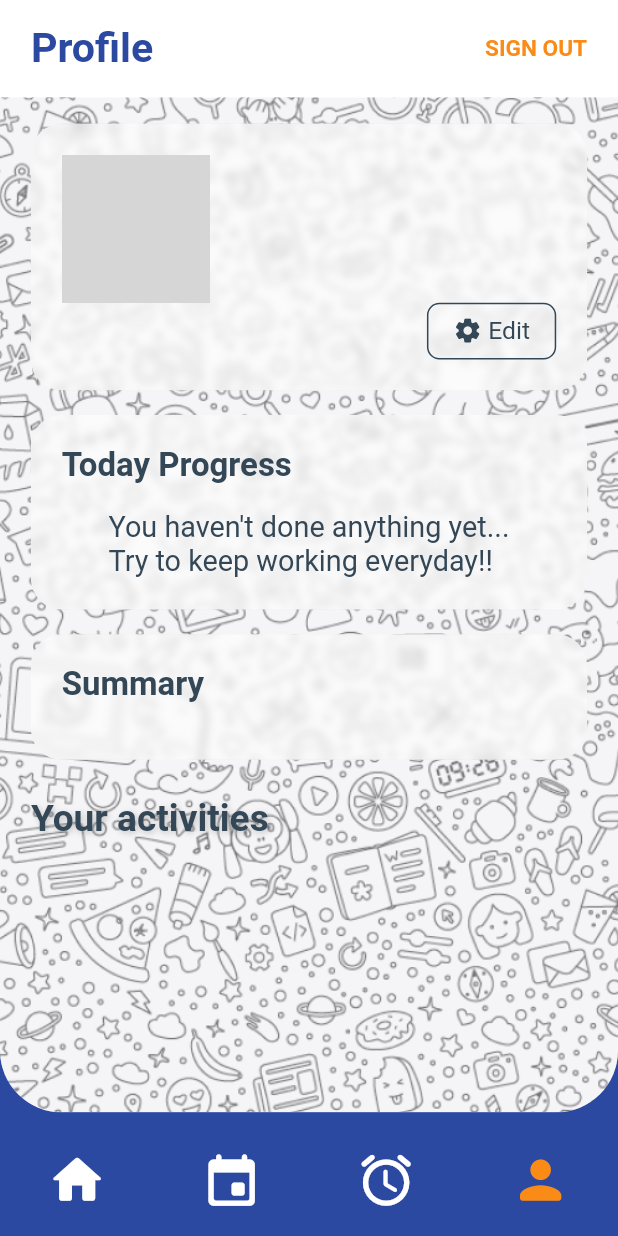
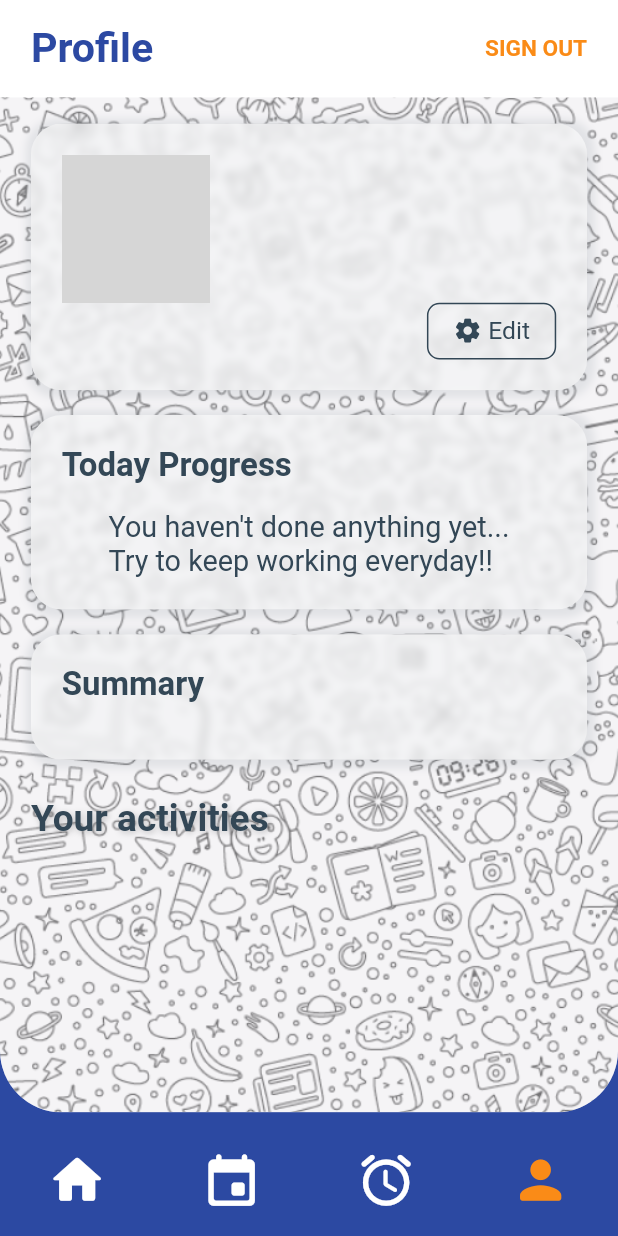
Before and after one commit to kasundularaam/study_pal, a Flutter app: the HomeScreen screen opened by its route, item 4 of the bottom bar chosen, on a phone screen of 412 x 824 dp. Run offline on Flutter 3.47's test engine with Material 2 defaults, Android fonts, the phone set to English and light mode, and no system bars; our stand-ins replace bloc, cloud_firestore, firebase_auth, firebase_core, firebase_storage, fl_chart and 7 more; missing offline and left inert: googleapis; accounts and stored records are empty; network calls fail; grey boxes are pictures that could not be loaded.

Commit message:
UI changes

```diff
--- a/lib/presentation/screens/widgets/profile_top_card.dart
+++ b/lib/presentation/screens/widgets/profile_top_card.dart
@@ -10,7 +10,18 @@ class ProfileTopCard extends StatelessWidget {
   @override
   Widget build(BuildContext context) {
     BlocProvider.of<ProfileTopCardCubit>(context).getUserDetails();
-    return BlurBg(
+    return Container(
+      decoration: BoxDecoration(
+        borderRadius: BorderRadius.circular(5.w),
+        boxShadow: [
+          BoxShadow(
+              color: MyColors.darkColor.withOpacity(0.1),
+              offset: Offset(1, 1),
+              blurRadius: 4,
+              spreadRadius: 4)
+        ],
+      ),
+      child: BlurBg(
         borderRadius: BorderRadius.circular(5.w),
         child: Container(
           width: 95.w,
@@ -121,7 +132,8 @@ class ProfileTopCard extends StatelessWidget {
                   onTap: () =>
                       Navigator.pushNamed(context, AppRouter.editProfileScreen),
                   child: Container(
-                  padding: EdgeInsets.symmetric(horizontal: 4.w, vertical: 2.w),
+                    padding:
+                        EdgeInsets.symmetric(horizontal: 4.w, vertical: 2.w),
                     decoration: BoxDecoration(
                         border: Border.all(
                           color: MyColors.textColorDark,
@@ -153,6 +165,7 @@ class ProfileTopCard extends StatelessWidget {
             ],
           ),
         ),
+      ),
     );
   }
 }
--- a/lib/presentation/screens/widgets/sub_prog_card.dart
+++ b/lib/presentation/screens/widgets/sub_prog_card.dart
@@ -14,7 +14,18 @@ class SubProgCard extends StatelessWidget {
   @override
   Widget build(BuildContext context) {
     BlocProvider.of<SubProgCardCubit>(context).getSubjects();
-    return BlurBg(
+    return Container(
+      decoration: BoxDecoration(
+        borderRadius: BorderRadius.circular(5.w),
+        boxShadow: [
+          BoxShadow(
+              color: MyColors.darkColor.withOpacity(0.1),
+              offset: Offset(1, 1),
+              blurRadius: 4,
+              spreadRadius: 4)
+        ],
+      ),
+      child: BlurBg(
         borderRadius: BorderRadius.circular(5.w),
         child: Container(
           width: 100.w,
@@ -45,7 +56,8 @@ class SubProgCard extends StatelessWidget {
                     return Align(
                       alignment: Alignment.center,
                       child: Column(
-                      children: builedItemList(subjectList: state.subjectList),
+                        children:
+                            builedItemList(subjectList: state.subjectList),
                       ),
                     );
                   } else if (state is SubProgCardFailed) {
@@ -56,6 +68,7 @@ class SubProgCard extends StatelessWidget {
                 },
               ),
             ],
+          ),
         ),
       ),
     );
--- a/lib/presentation/screens/widgets/today_worked_details.dart
+++ b/lib/presentation/screens/widgets/today_worked_details.dart
@@ -15,7 +15,18 @@ class TodayWorkedDetails extends StatelessWidget {
     BlocProvider.of<TodayWorksCubit>(context).loadTodayWorkCardData();
     return Column(
       children: [
-        BlurBg(
+        Container(
+          decoration: BoxDecoration(
+            borderRadius: BorderRadius.circular(5.w),
+            boxShadow: [
+              BoxShadow(
+                  color: MyColors.darkColor.withOpacity(0.1),
+                  offset: Offset(1, 1),
+                  blurRadius: 4,
+                  spreadRadius: 4)
+            ],
+          ),
+          child: BlurBg(
             borderRadius: BorderRadius.circular(5.w),
             child: Container(
               padding: EdgeInsets.all(5.w),
@@ -132,6 +143,7 @@ class TodayWorkedDetails extends StatelessWidget {
               ),
             ),
           ),
+        ),
       ],
     );
   }
```
Also changed, not shown: lib/presentation/screens/change_subjects_screen.dart (+15 -0 lines), lib/presentation/screens/widgets/home_top_card.dart (+13 -1 lines), lib/presentation/screens/widgets/select_subject_card.dart (+4 -5 lines), lib/presentation/screens/widgets/work_card.dart (+14 -2 lines). Lines whose indentation alone changed are shown as unchanged.
